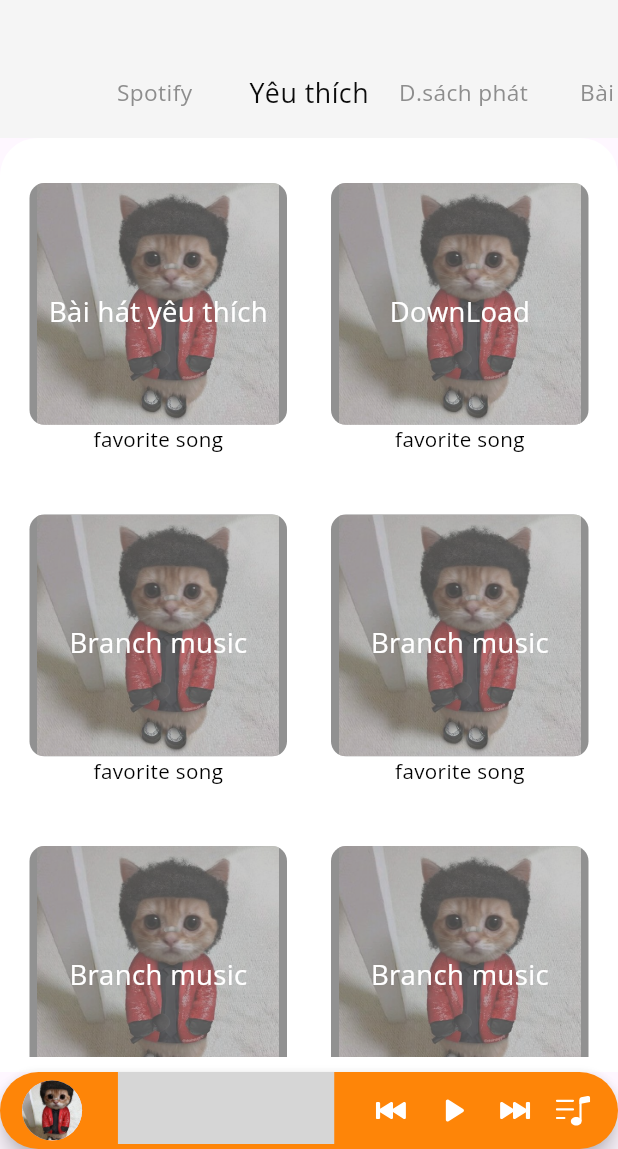
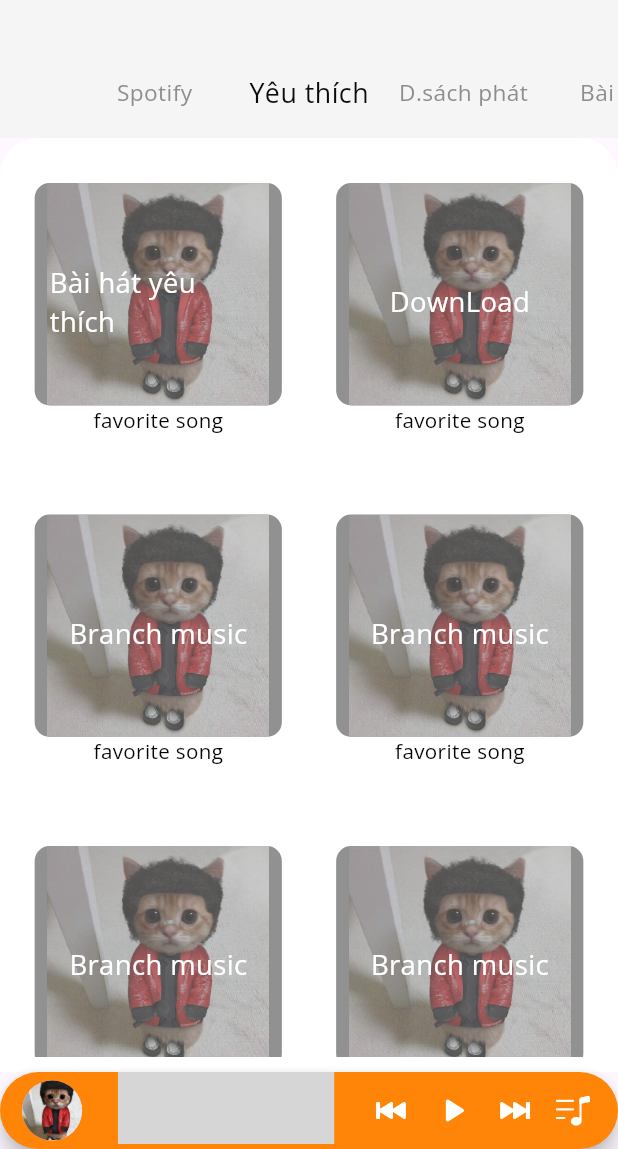
Before and after one commit to MineKnight2711/DH_Music, a Flutter app: the screen it shows after launch, after a tap on "Yêu thích", on a phone screen of 412 x 824 dp, the part 87-1236 px from its top. Run offline on Flutter 3.47's test engine with Material 3 defaults, Android fonts, the phone set to English and light mode, and no system bars; drawn by our look-alikes of card_swiper; our stand-ins replace audio_video_progress_bar, audioplayers, azlistview, device_info_plus, flutter_screenutil, flutter_svg and 4 more; missing offline and left inert: flutter_media_metadata, text_marquee; grey boxes are pictures that could not be loaded.

Commit message:
update main_love_list_view

```diff
--- a/lib/views/main_view/main_love_list_views.dart
+++ b/lib/views/main_view/main_love_list_views.dart
@@ -113,14 +113,16 @@ class FavoriteTypeWidget extends StatelessWidget {
 
   @override
   Widget build(BuildContext context) {
-    return SizedBox(
-      height: AppSpacings.ch(180),
+    var screenSize = MediaQuery.of(context).size;
+    double width = screenSize.width * 0.4;
+    double height = screenSize.height * 0.2;
+    return Flexible(
       child: Column(
         crossAxisAlignment: CrossAxisAlignment.center,
         children: [
           Container(
-            width: AppSpacings.cw(150),
-            height: AppSpacings.ch(135),
+            width: width,
+            height: height * 0.9,
             decoration: BoxDecoration(
               image: DecorationImage(
                 image: Image.asset('assets/images/love_list.jpg').image,
@@ -154,78 +156,3 @@ class FavoriteTypeWidget extends StatelessWidget {
     );
   }
 }
-
-// class CounterWidget extends StatefulWidget {
-//   const CounterWidget({super.key});
-
-//   @override
-//   State<CounterWidget> createState() => _CounterWidgetState();
-// }
-
-// class _CounterWidgetState extends State<CounterWidget> {
-//   int count = 1;
-//   @override
-//   Widget build(BuildContext context) {
-//     return Stack(
-//       children: [
-//         Center(
-//           child: Text(
-//             count.toString(),
-//             style: const TextStyle(
-//               fontSize: 24,
-//               color: Colors.blue,
-//             ),
-//           ),
-//         ),
-//         Positioned(
-//           bottom: 20,
-//           right: 20,
-//           child: FloatingActionButton(
-//             onPressed: () {
-//               setState(() {
-//                 count++;
-//               });
-//             },
-//             child: const Icon(CupertinoIcons.add),
-//           ),
-//         ),
-//       ],
-//     );
-//   }
-// }
-
-// RxInt count = 0.obs;
-// Rx<int> count = Rx<int>(0);
-
-// class CounterWidget extends StatelessWidget {
-//   CounterWidget({super.key});
-//   final RxInt count = 0.obs;
-//   @override
-//   Widget build(BuildContext context) {
-//     return Stack(
-//       children: [
-//         Center(
-//           child: Obx(
-//             () => Text(
-//               count.toString(),
-//               style: const TextStyle(
-//                 fontSize: 24,
-//                 color: Colors.blue,
-//               ),
-//             ),
-//           ),
-//         ),
-//         Positioned(
-//           bottom: 20,
-//           right: 20,
-//           child: FloatingActionButton(
-//             onPressed: () {
-//               count.value++;
-//             },
-//             child: const Icon(CupertinoIcons.add),
-//           ),
-//         ),
-//       ],
-//     );
-//   }
-// }
```
Also changed, not shown: 1 other file.
